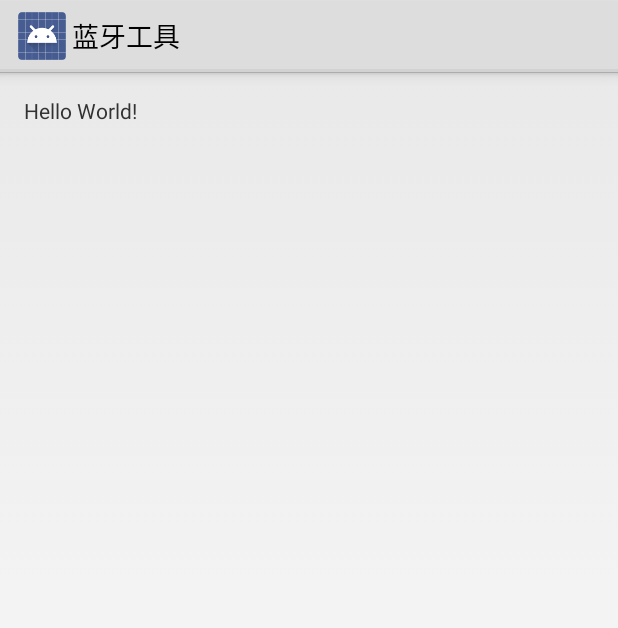
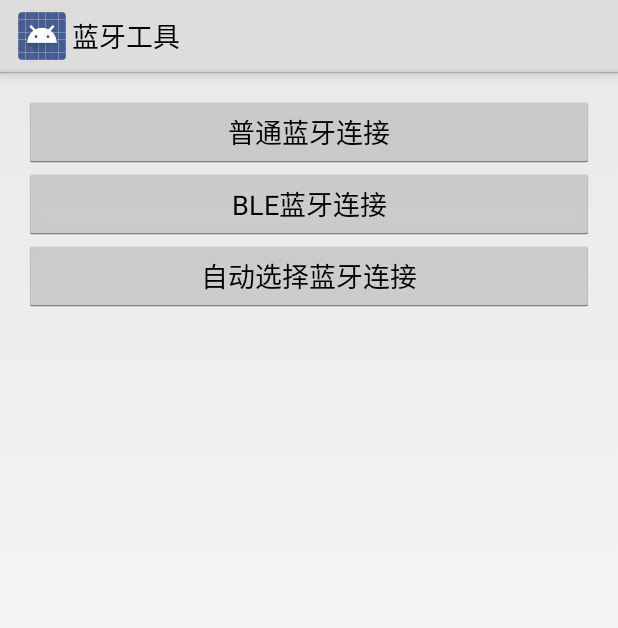
Before and after one commit to vir56k/bluetoothDemo, an Android app: the layout activity_main.xml on its own in the app's theme, with its tools: preview values and no code run, on a phone screen of 412 x 824 dp. Shown: the top 628 px of the screen. Run offline under Robolectric (Android 15) with nearby library versions, the phone set to English and light mode, and no system bars.

Commit message:
finish 90%

```diff
--- a/app/src/main/java/com/zhangyunfei/bluetirepersuretools/bluetooth/ble/BlueToothConnectionBLE.java
+++ b/app/src/main/java/com/zhangyunfei/bluetirepersuretools/bluetooth/ble/BlueToothConnectionBLE.java
@@ -1,7 +1,6 @@
 package com.zhangyunfei.bluetirepersuretools.bluetooth.ble;
 
 import android.annotation.TargetApi;
-import android.app.Activity;
 import android.bluetooth.BluetoothAdapter;
 import android.bluetooth.BluetoothDevice;
 import android.bluetooth.BluetoothGatt;
@@ -20,7 +19,7 @@ import android.util.Log;
 
 import com.zhangyunfei.bluetirepersuretools.bluetooth.contract.BluetoothConnection;
 import com.zhangyunfei.bluetirepersuretools.bluetooth.contract.ConnectionState;
-import com.zhangyunfei.bluetirepersuretools.bluetooth.simple.BluetoothConnectionCallback;
+import com.zhangyunfei.bluetirepersuretools.bluetooth.contract.BluetoothConnectionCallback;
 
 import java.util.List;
 import java.util.UUID;
@@ -175,7 +174,6 @@ public class BlueToothConnectionBLE extends BluetoothConnection {
             if (status == BluetoothGatt.GATT_SUCCESS) {
                 Log.e(TAG, "onServicesDiscovered received:  SUCCESS");
                 initCharacteristic();
-                setState(ConnectionState.STATE_CONNECTED);
                 try {
                     Thread.sleep(200);//延迟发送，否则第一次消息会不成功
                 } catch (InterruptedException e) {
@@ -183,6 +181,7 @@ public class BlueToothConnectionBLE extends BluetoothConnection {
                 }
                 if (getConnectionCallback() != null)
                     getConnectionCallback().onConnected(mBluetoothDevice.getName());
+                setState(ConnectionState.STATE_CONNECTED);
             } else {
                 Log.e(TAG, "onServicesDiscovered error falure " + status);
                 setState(ConnectionState.STATE_NONE);
--- a/app/src/main/java/com/zhangyunfei/bluetirepersuretools/bluetooth/ble/BluetoothBLE.java
+++ b/app/src/main/java/com/zhangyunfei/bluetirepersuretools/bluetooth/ble/BluetoothBLE.java
@@ -15,7 +15,7 @@
 //import android.os.Build;
 //import android.util.Log;
 //
-//import com.zhangyunfei.bluetirepersuretools.bluetooth.simple.BluetoothConnectionCallback;
+//import com.zhangyunfei.bluetirepersuretools.bluetooth.contract.BluetoothConnectionCallback;
 //
 //import java.lang.reflect.InvocationTargetException;
 //import java.lang.reflect.Method;
--- a/app/src/main/java/com/zhangyunfei/bluetirepersuretools/bluetooth/contract/BluetoothConnection.java
+++ b/app/src/main/java/com/zhangyunfei/bluetirepersuretools/bluetooth/contract/BluetoothConnection.java
@@ -4,7 +4,6 @@ import android.bluetooth.BluetoothDevice;
 import android.content.Context;
 import android.util.Log;
 
-import com.zhangyunfei.bluetirepersuretools.bluetooth.simple.BluetoothConnectionCallback;
 import com.zhangyunfei.bluetirepersuretools.bluetooth.simple.BluetoothConnectionSimple;
 
 import java.lang.ref.WeakReference;
--- a/app/src/main/java/com/zhangyunfei/bluetirepersuretools/bluetooth/simple/BluetoothConnectionCallback.java
+++ b/app/src/main/java/com/zhangyunfei/bluetirepersuretools/bluetooth/contract/BluetoothConnectionCallback.java
@@ -1,4 +1,4 @@
-package com.zhangyunfei.bluetirepersuretools.bluetooth.simple;
+package com.zhangyunfei.bluetirepersuretools.bluetooth.contract;
 
 /**
  * Created by zhangyunfei on 16/9/17.
--- a/app/src/main/java/com/zhangyunfei/bluetirepersuretools/bluetooth/simple/BluetoothConnectionCallbackImpl.java
+++ b/app/src/main/java/com/zhangyunfei/bluetirepersuretools/bluetooth/simple/BluetoothConnectionCallbackImpl.java
@@ -6,6 +6,7 @@ import android.os.Message;
 import android.util.Log;
 
 import com.zhangyunfei.bluetirepersuretools.activity.BluetoothDemoActivity2;
+import com.zhangyunfei.bluetirepersuretools.bluetooth.contract.BluetoothConnectionCallback;
 
 /**
  * Created by zhangyunfei on 16/9/17.
--- a/app/src/main/java/com/zhangyunfei/bluetirepersuretools/bluetooth/simple/BluetoothConnectionSimple.java
+++ b/app/src/main/java/com/zhangyunfei/bluetirepersuretools/bluetooth/simple/BluetoothConnectionSimple.java
@@ -25,6 +25,7 @@ import android.os.Build;
 import android.util.Log;
 
 import com.zhangyunfei.bluetirepersuretools.bluetooth.contract.BluetoothConnection;
+import com.zhangyunfei.bluetirepersuretools.bluetooth.contract.BluetoothConnectionCallback;
 import com.zhangyunfei.bluetirepersuretools.bluetooth.contract.ConnectionState;
 
 import java.io.IOException;
--- a/app/src/main/res/layout/activity_main.xml
+++ b/app/src/main/res/layout/activity_main.xml
@@ -1,16 +1,33 @@
 <?xml version="1.0" encoding="utf-8"?>
-<RelativeLayout xmlns:android="http://schemas.android.com/apk/res/android"
+<LinearLayout xmlns:android="http://schemas.android.com/apk/res/android"
     xmlns:tools="http://schemas.android.com/tools"
     android:layout_width="match_parent"
     android:layout_height="match_parent"
+    android:orientation="vertical"
     android:paddingBottom="@dimen/activity_vertical_margin"
     android:paddingLeft="@dimen/activity_horizontal_margin"
     android:paddingRight="@dimen/activity_horizontal_margin"
     android:paddingTop="@dimen/activity_vertical_margin"
     tools:context=".activity.MainActivity">
 
-    <TextView
-        android:layout_width="wrap_content"
+    <Button
+        android:id="@+id/button1"
+        android:layout_width="match_parent"
         android:layout_height="wrap_content"
-        android:text="Hello World!" />
-</RelativeLayout>
+        android:onClick="onClickView"
+        android:text="普通蓝牙连接" />
+
+    <Button
+        android:id="@+id/button2"
+        android:layout_width="match_parent"
+        android:layout_height="wrap_content"
+        android:onClick="onClickView"
+        android:text="BLE蓝牙连接" />
+
+    <Button
+        android:id="@+id/button3"
+        android:layout_width="match_parent"
+        android:layout_height="wrap_content"
+        android:onClick="onClickView"
+        android:text="自动选择蓝牙连接" />
+</LinearLayout>
```
Also changed, not shown: app/src/main/AndroidManifest.xml (+11 -9 lines), app/src/main/java/com/zhangyunfei/bluetirepersuretools/activity/BluetoothDemoActivity2.java (+11 -3 lines), app/src/main/java/com/zhangyunfei/bluetirepersuretools/activity/MainActivity.java (+20 -1 lines), app/src/main/java/com/zhangyunfei/bluetirepersuretools/activity/bluetoothConnectionCreator.java (+21 -1 lines).
